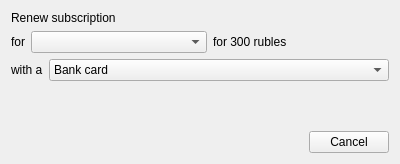
The window that src/bin/scenarist-desktop/UserInterfaceLayer/StartUp/RenewSubscriptionDialog.ui (dimkanovikov/KITScenarist) describes before a commit, drawn with Qt 5.
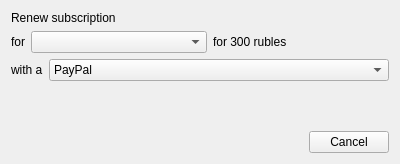
The same window after the commit.

The edit to the form file:
```diff
--- a/src/bin/scenarist-desktop/UserInterfaceLayer/StartUp/RenewSubscriptionDialog.ui
+++ b/src/bin/scenarist-desktop/UserInterfaceLayer/StartUp/RenewSubscriptionDialog.ui
@@ -90,6 +90,11 @@
          </item>
          <item>
           <widget class="QComboBox" name="paymentType">
+           <item>
+            <property name="text">
+             <string>PayPal</string>
+            </property>
+           </item>
            <item>
             <property name="text">
              <string>Bank card</string>
```
Left out of the diff: 4 changed lines with no effect on the pictures.
